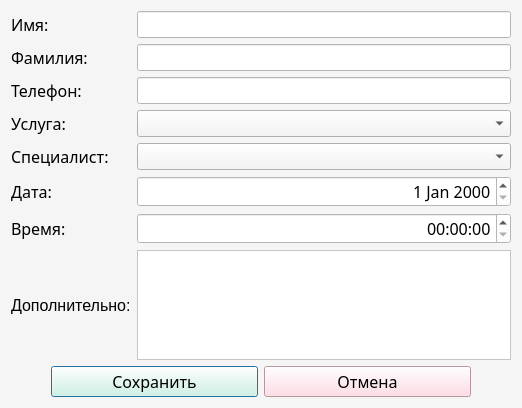
This is curs/project/beautySalon/client.ui in KirillLyanoy/visualProgramming2 as Qt 5 draws it before an edit. The edited form follows.
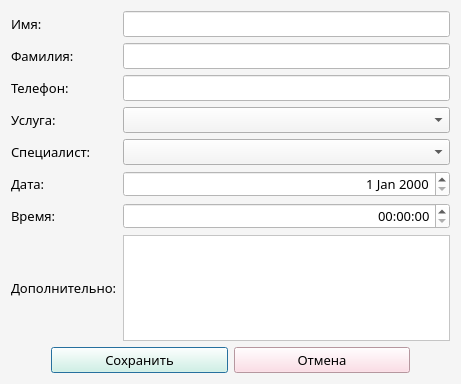
This is the edited form.

Diff of the .ui file:
```diff
--- a/curs/project/beautySalon/client.ui
+++ b/curs/project/beautySalon/client.ui
@@ -6,8 +6,8 @@
    <rect>
     <x>0</x>
     <y>0</y>
-    <width>522</width>
-    <height>408</height>
+    <width>461</width>
+    <height>384</height>
    </rect>
   </property>
   <property name="windowTitle">
@@ -24,7 +24,7 @@
        <property name="font">
         <font>
          <family>Bahnschrift SemiLight</family>
-         <pointsize>12</pointsize>
+         <pointsize>10</pointsize>
         </font>
        </property>
        <property name="styleSheet">
@@ -40,7 +40,7 @@
        <property name="font">
         <font>
          <family>Bahnschrift SemiLight</family>
-         <pointsize>12</pointsize>
+         <pointsize>10</pointsize>
         </font>
        </property>
        <property name="text">
@@ -53,7 +53,7 @@
        <property name="font">
         <font>
          <family>Bahnschrift SemiLight</family>
-         <pointsize>12</pointsize>
+         <pointsize>10</pointsize>
         </font>
        </property>
        <property name="text">
@@ -65,7 +65,8 @@
       <widget class="QLineEdit" name="firstNameLineEdit">
        <property name="font">
         <font>
-         <pointsize>12</pointsize>
+         <family>Bahnschrift SemiLight</family>
+         <pointsize>10</pointsize>
         </font>
        </property>
        <property name="styleSheet">
@@ -77,7 +78,8 @@
       <widget class="QLineEdit" name="lastNameLineEdit">
        <property name="font">
         <font>
-         <pointsize>12</pointsize>
+         <family>Bahnschrift SemiLight</family>
+         <pointsize>10</pointsize>
         </font>
        </property>
        <property name="styleSheet">
@@ -90,7 +92,7 @@
        <property name="font">
         <font>
          <family>Bahnschrift SemiLight</family>
-         <pointsize>12</pointsize>
+         <pointsize>10</pointsize>
         </font>
        </property>
        <property name="text">
@@ -103,7 +105,7 @@
        <property name="font">
         <font>
          <family>Bahnschrift SemiLight</family>
-         <pointsize>12</pointsize>
+         <pointsize>10</pointsize>
         </font>
        </property>
        <property name="text">
@@ -116,7 +118,7 @@
        <property name="font">
         <font>
          <family>Bahnschrift SemiLight</family>
-         <pointsize>12</pointsize>
+         <pointsize>10</pointsize>
         </font>
        </property>
        <property name="text">
@@ -129,7 +131,7 @@
        <property name="font">
         <font>
          <family>Bahnschrift SemiLight</family>
-         <pointsize>12</pointsize>
+         <pointsize>10</pointsize>
         </font>
        </property>
        <property name="text">
@@ -142,7 +144,7 @@
        <property name="font">
         <font>
          <family>Bahnschrift SemiLight</family>
-         <pointsize>12</pointsize>
+         <pointsize>10</pointsize>
         </font>
        </property>
        <property name="text">
@@ -155,7 +157,7 @@
        <property name="font">
         <font>
          <family>Bahnschrift SemiLight</family>
-         <pointsize>12</pointsize>
+         <pointsize>10</pointsize>
         </font>
        </property>
        <property name="styleSheet">
@@ -170,7 +172,8 @@
       <widget class="QLineEdit" name="phoneLineEdit">
        <property name="font">
         <font>
-         <pointsize>12</pointsize>
+         <family>Bahnschrift SemiLight</family>
+         <pointsize>10</pointsize>
         </font>
        </property>
        <property name="styleSheet">
@@ -182,7 +185,8 @@
       <widget class="QLabel" name="label_8">
        <property name="font">
         <font>
-         <pointsize>12</pointsize>
+         <family>Bahnschrift SemiLight</family>
+         <pointsize>10</pointsize>
         </font>
        </property>
        <property name="text">
@@ -194,7 +198,8 @@
       <widget class="QTextEdit" name="additionalTextEdit">
        <property name="font">
         <font>
-         <pointsize>12</pointsize>
+         <family>Bahnschrift SemiLight</family>
+         <pointsize>10</pointsize>
         </font>
        </property>
        <property name="styleSheet">
@@ -206,7 +211,8 @@
       <widget class="QComboBox" name="serviceComboBox">
        <property name="font">
         <font>
-         <pointsize>12</pointsize>
+         <family>Bahnschrift SemiLight</family>
+         <pointsize>10</pointsize>
         </font>
        </property>
       </widget>
@@ -215,7 +221,8 @@
       <widget class="QComboBox" name="employeeComboBox">
        <property name="font">
         <font>
-         <pointsize>12</pointsize>
+         <family>Bahnschrift SemiLight</family>
+         <pointsize>10</pointsize>
         </font>
        </property>
       </widget>
@@ -245,7 +252,7 @@
        <property name="font">
         <font>
          <family>Bahnschrift SemiLight</family>
-         <pointsize>12</pointsize>
+         <pointsize>10</pointsize>
         </font>
        </property>
        <property name="styleSheet">
@@ -261,7 +268,7 @@
        <property name="font">
         <font>
          <family>Bahnschrift SemiLight</family>
-         <pointsize>12</pointsize>
+         <pointsize>10</pointsize>
          <weight>50</weight>
          <bold>false</bold>
         </font>
```
